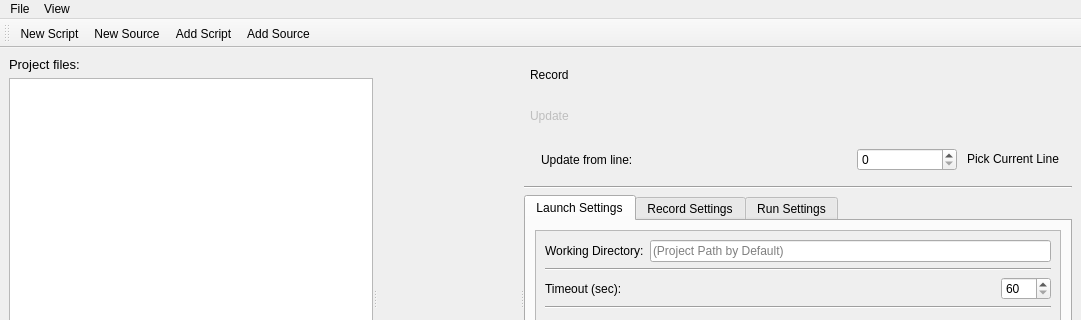
First picture: the form in client/gui/MainGui.ui, repository lildannita/QtAda, before the edit; both pictures show x 0 to 1081 and y 0 to 320 of the 1081 by 811 pixel window.
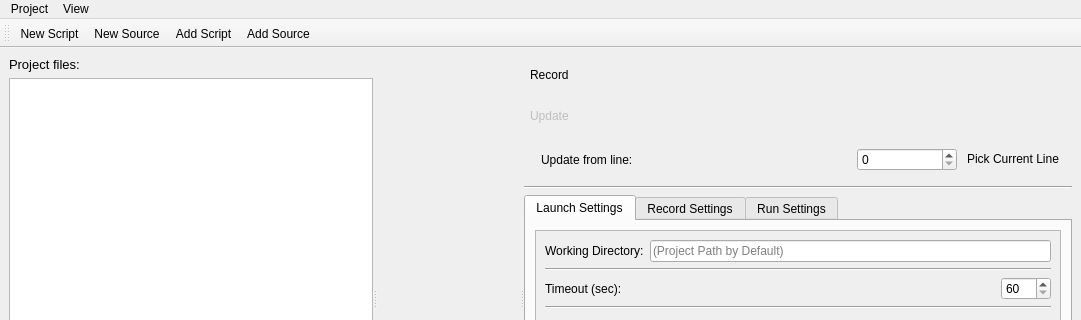
Second picture: the form after the edit. Icons and pictures are not drawn.

Commit message: Правки в работе setValue для даты и времени + переименование вкладки меню в MainGui

```diff
--- a/client/gui/MainGui.ui
+++ b/client/gui/MainGui.ui
@@ -1073,7 +1073,7 @@
    </property>
    <widget class="QMenu" name="menuFile">
     <property name="title">
-     <string>File</string>
+     <string>Project</string>
     </property>
     <addaction name="actionNewProject"/>
     <addaction name="separator"/>
```
The commit also changes 1 other file.
